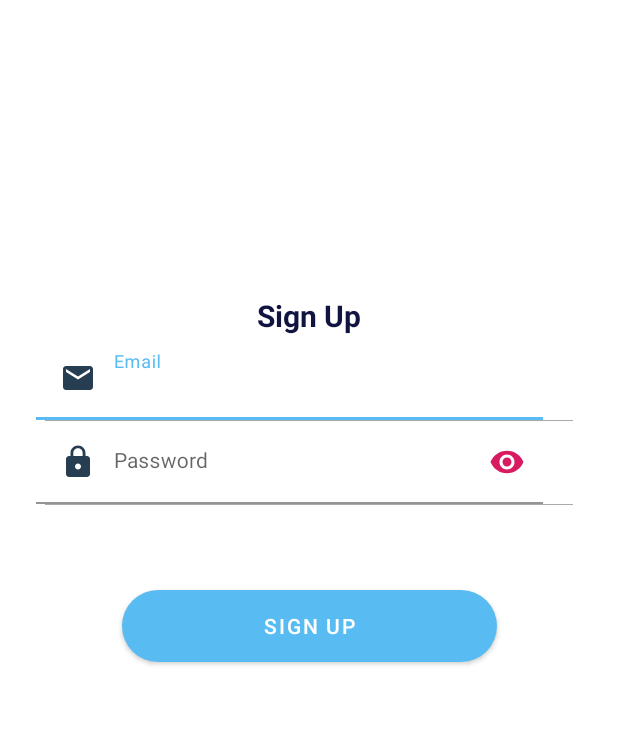
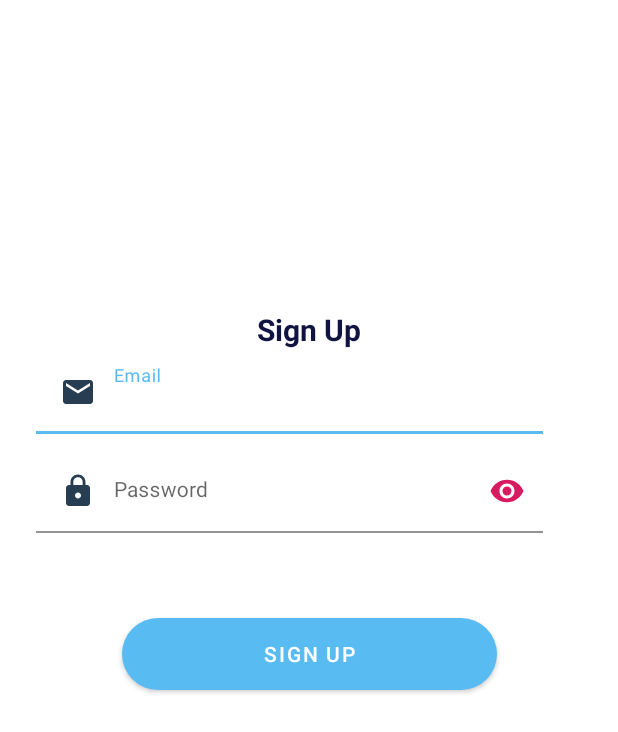
Before and after one commit to monstro-montra/LoginAppAndroid, an Android app: the screen it shows after launch (RegisterActivity), after a tap on an icon or button, on a phone screen of 412 x 824 dp. Shown: the top 732 px of the screen. Run offline under Robolectric (Android 15) with nearby library versions, the light colour scheme and no system bars; our stand-ins replace Firebase (no records; nobody signed in at launch, a user with empty details on screens opened directly); 2 other taps on this screen came first.

Commit message:
Removed unnecessary views in the UI and fixed the action listeners for both the sign up and login buttons. User can now login, register, or logout.

```diff
--- a/app/src/main/java/com/javierlabs/userlogin/LoginActivity.java
+++ b/app/src/main/java/com/javierlabs/userlogin/LoginActivity.java
@@ -19,40 +19,43 @@ import com.google.firebase.auth.FirebaseUser;
 
 public class LoginActivity extends AppCompatActivity {
     Button btnLogin;
-    EditText edUsername, edPassword;
+    EditText edEmail, edPassword;
     TextView noAccount;
     FirebaseAuth mAuth;
 
-//    @Override
-//    public void onStart() {
-//        super.onStart();
-//        FirebaseUser currentUser = mAuth.getCurrentUser();
-//        if(currentUser != null){ //if user is already logged in, open main activity
-//            Intent intent = new Intent(getApplicationContext(), MainActivity.class);
-//            startActivity(intent);
-//            finish();
-//        }
-//    }
+    @Override
+    public void onStart() {
+        super.onStart();
+        FirebaseUser currentUser = mAuth.getCurrentUser();
+        if(currentUser != null){ //if user is already logged in, open main activity
+            Intent intent = new Intent(getApplicationContext(), MainActivity.class);
+            startActivity(intent);
+            finish();
+        }
+    }
 
     @Override
     protected void onCreate(Bundle savedInstanceState) {
         super.onCreate(savedInstanceState);
         setContentView(R.layout.activity_login);
 
+        mAuth = FirebaseAuth.getInstance();
+
         //instantiate views
         btnLogin = findViewById(R.id.loginBtn);
-        edUsername = findViewById(R.id.et_email);
+        edEmail = findViewById(R.id.et_email);
         edPassword = findViewById(R.id.et_password);
         noAccount = findViewById(R.id.tvCreateAccount);
 
         noAccount.setOnClickListener(view -> {
                 startActivity(new Intent(LoginActivity.this, RegisterActivity.class)); //switch to Register activity on click for noAccount
+                finish();
         });
 
         btnLogin.setOnClickListener(view -> {
                 String email, password;
-                email = String.valueOf(edUsername);
-                password = String.valueOf(edPassword);
+                email = String.valueOf(edEmail.getText());
+                password = String.valueOf(edPassword.getText());
 
             if (TextUtils.isEmpty(email)){
                 Toast.makeText(LoginActivity.this,"Enter your email.", Toast.LENGTH_SHORT).show();
--- a/app/src/main/java/com/javierlabs/userlogin/RegisterRequest.java
+++ /dev/null
@@ -1,4 +0,0 @@
-package com.javierlabs.userlogin;
-
-public class RegisterRequest {
-}
--- a/app/src/main/java/com/javierlabs/userlogin/UserService.java
+++ /dev/null
@@ -1,4 +0,0 @@
-package com.javierlabs.userlogin;
-
-public interface UserService {
-}
--- a/app/src/main/res/layout/activity_register.xml
+++ b/app/src/main/res/layout/activity_register.xml
@@ -8,13 +8,13 @@
     tools:context=".RegisterActivity">
     <androidx.constraintlayout.widget.ConstraintLayout
         android:layout_width="match_parent"
-        android:layout_height="wrap_content">
+        android:layout_height="wrap_content"
+        android:paddingBottom="10dp">
 
         <TextView
             android:id="@+id/setter"
             android:layout_width="wrap_content"
             android:layout_height="wrap_content"
-            android:layout_marginBottom="32dp"
             android:textColor="@color/colorPrimary"
             android:textSize="20sp"
             android:visibility="gone"
@@ -64,17 +64,6 @@
                 android:textSize="14sp" />
         </com.google.android.material.textfield.TextInputLayout>
 
-        <View
-            android:id="@+id/view_email"
-            android:layout_width="match_parent"
-            android:layout_height="0.5dp"
-            app:layout_constraintStart_toStartOf="parent"
-            app:layout_constraintEnd_toEndOf="parent"
-            app:layout_constraintTop_toBottomOf="@+id/tvEmail"
-            android:layout_marginStart="30dp"
-            android:layout_marginEnd="30dp"
-            android:background="@android:color/darker_gray"
-            />
 
         <com.google.android.material.textfield.TextInputLayout
             android:id="@+id/tv_pass"
@@ -82,7 +71,7 @@
             android:layout_height="wrap_content"
             app:layout_constraintStart_toStartOf="parent"
             app:layout_constraintEnd_toEndOf="parent"
-            app:layout_constraintTop_toBottomOf="@+id/view_email"
+            app:layout_constraintTop_toBottomOf="@+id/tvEmail"
             android:layout_marginStart="24dp"
             android:layout_marginEnd="24dp"
             android:layout_marginTop="10dp"
@@ -107,17 +96,7 @@
                 />
         </com.google.android.material.textfield.TextInputLayout>
 
-        <View
-            android:id="@+id/view_pass"
-            android:layout_width="match_parent"
-            android:layout_height="0.5dp"
-            app:layout_constraintStart_toStartOf="parent"
-            app:layout_constraintEnd_toEndOf="parent"
-            app:layout_constraintTop_toBottomOf="@+id/tv_pass"
-            android:layout_marginStart="30dp"
-            android:layout_marginEnd="30dp"
-            android:background="@android:color/darker_gray"
-            />
+
 
         <TextView
             android:id="@+id/forgot_password"
@@ -131,7 +110,7 @@
             app:layout_constraintEnd_toEndOf="parent"
             app:layout_constraintHorizontal_bias="0.80"
             app:layout_constraintStart_toStartOf="parent"
-            app:layout_constraintTop_toBottomOf="@+id/view_pass" />
+            app:layout_constraintTop_toBottomOf="@+id/tv_pass" />
 
         <Button
             android:id="@+id/btnSignUp"
```
Also changed, not shown: app/src/main/java/com/javierlabs/userlogin/APIClient.java (deleted, +0 -25 lines), app/src/main/java/com/javierlabs/userlogin/LoginRequest.java (deleted, +0 -22 lines), app/src/main/java/com/javierlabs/userlogin/LoginResponse.java (deleted, +0 -31 lines), app/src/main/java/com/javierlabs/userlogin/RegisterActivity.java (+9 -3 lines), app/src/main/res/layout/activity_login.xml (+6 -30 lines).
